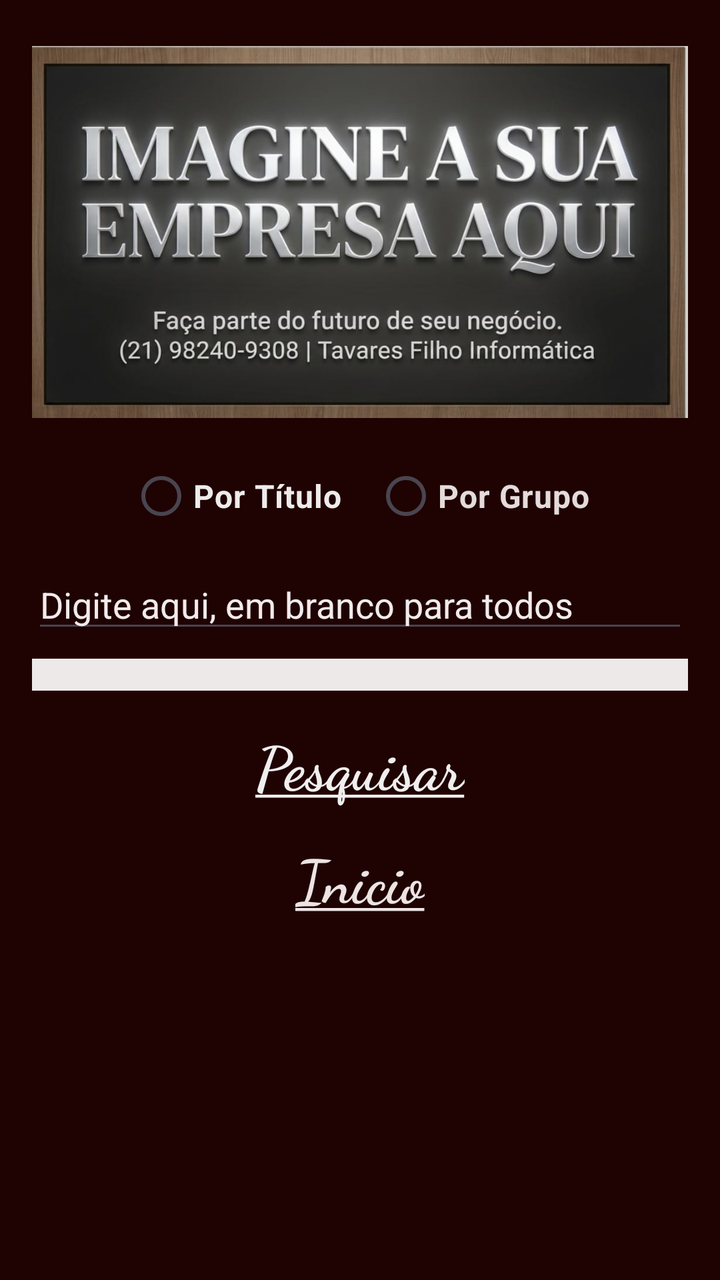
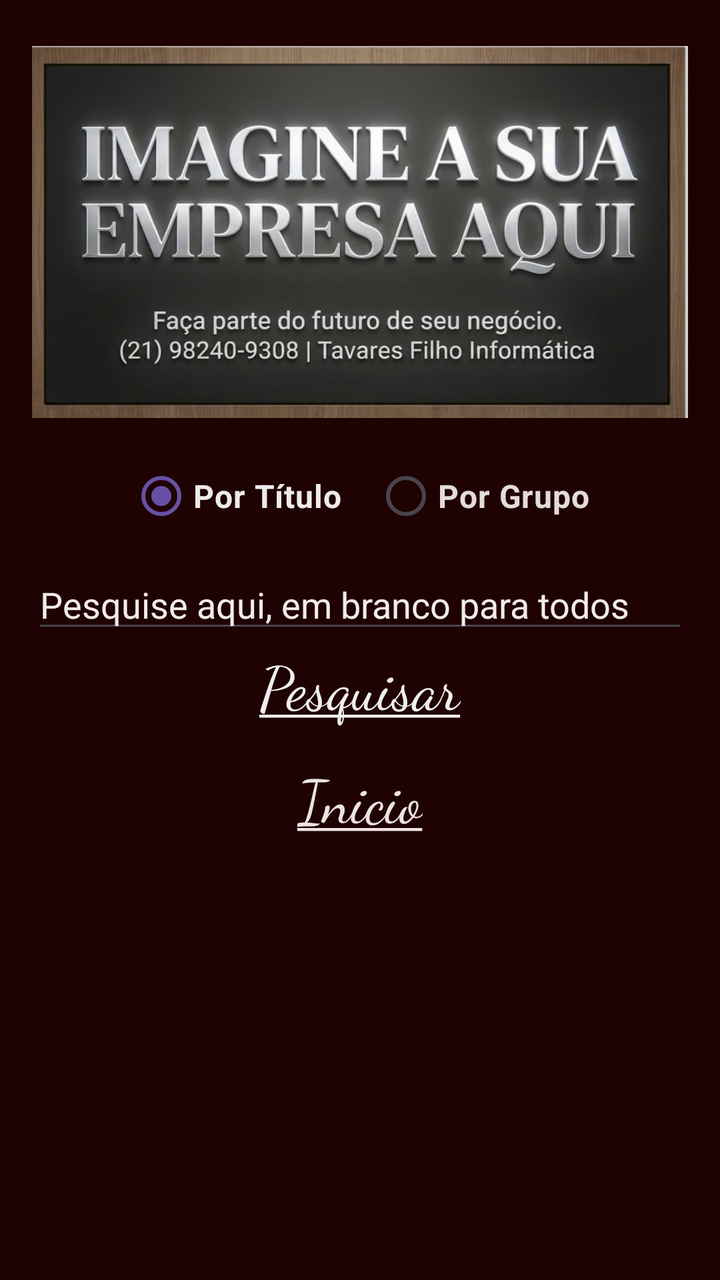

Before-and-after screenshots of an Android layout around one commit, followed by the original layout XML and the change that was made.
<!-- AndroidManifest.xml: application theme Theme.Nuvem -->
<!-- res/layout/activity_tela_pesquisa.xml -->
<?xml version="1.0" encoding="utf-8"?>
<LinearLayout xmlns:android="http://schemas.android.com/apk/res/android"
    xmlns:app="http://schemas.android.com/apk/res-auto"
    xmlns:tools="http://schemas.android.com/tools"
    android:id="@+id/main"
    android:layout_width="match_parent"
    android:layout_height="match_parent"
    android:background="#180202"
    android:backgroundTint="#1F0202"
    android:orientation="vertical"
    android:padding="16dp"
    tools:context=".telaPesquisa">

    <ImageView
        android:id="@+id/imageView2"
        android:layout_width="match_parent"
        android:layout_height="200dp"
        app:srcCompat="@drawable/mensagem" />

    
    <RadioGroup
        android:id="@+id/radioOpcoes"
        android:layout_width="wrap_content"
        android:layout_height="wrap_content"
        android:layout_gravity="center_horizontal"
        android:layout_marginTop="8dp"
        android:layout_marginBottom="8dp"
        android:orientation="horizontal">

        <RadioButton
            android:id="@+id/tituloOpcao"
            android:layout_width="wrap_content"
            android:layout_height="wrap_content"
            android:text="Por Título"
            android:textColor="#EFEBEB"
            android:textSize="16sp"
            android:textStyle="bold" />

        <RadioButton
            android:id="@+id/grupoOpcao"
            android:layout_width="wrap_content"
            android:layout_height="wrap_content"
            android:layout_marginStart="16dp"
            android:text="Por Grupo"
            android:textColor="#E4DBDB"
            android:textSize="16sp"
            android:textStyle="bold" />
    </RadioGroup>

    <EditText
        android:id="@+id/pesqEdit"
        android:layout_width="match_parent"
        android:layout_height="wrap_content"
        android:ems="10"
        android:hint="Digite aqui, em branco para todos"
        android:inputType="text"
        android:textColor="#EFEAEA"
        android:textColorHint="#F2EBEB" />

    
    <Spinner
        android:id="@+id/spinnerGrupos"
        android:layout_width="match_parent"
        android:layout_height="wrap_content"
        android:layout_marginTop="8dp"
        android:layout_marginBottom="16dp"
        android:background="#E7E0E0"
        android:backgroundTint="#EDE9E9"
        android:padding="8dp" />

    <TextView
        android:id="@+id/btnPesquisar"
        android:layout_width="wrap_content"
        android:layout_height="wrap_content"
        android:backgroundTint="#0AA810"
        android:layout_gravity="center"
        android:onClick="pesquisar"
        android:text="@string/pesquisar"
        android:textColor="#F0EEEE"
        android:fontFamily="cursive"
        android:textSize="30sp"
        android:textStyle="bold" />

    <TextView
        android:id="@+id/btnInicio"
        android:layout_width="wrap_content"
        android:layout_height="wrap_content"
        android:layout_marginTop="15dp"
        android:layout_gravity="center"
        android:backgroundTint="#4D4949"
        android:onClick="telaInicial"
        android:text="@string/inicio"
        android:textColor="#EDE3E3"
        android:fontFamily="cursive"
        android:textSize="30sp"
        android:textStyle="bold" />

</LinearLayout>
<!-- resources referenced by this layout -->
<resources>
  <!-- drawable mensagem: jpeg bitmap (drawable, 63063 bytes) -->
  <string name="inicio"><u>Inicio</u></string>
  <string name="pesquisar"><u>Pesquisar</u></string>
  <style name="Theme.Nuvem" parent="Base.Theme.Nuvem" />
  <style name="Base.Theme.Nuvem" parent="Theme.Material3.DayNight.NoActionBar">
          
          
      </style>
</resources>

<!-- the commit's change to res/layout/activity_tela_pesquisa.xml (unified diff, before → after) -->
@@ -31,6 +31,7 @@
             android:id="@+id/tituloOpcao"
             android:layout_width="wrap_content"
             android:layout_height="wrap_content"
+            android:checked="true"
             android:text="Por Título"
             android:textColor="#EFEBEB"
             android:textSize="16sp"
@@ -52,9 +53,10 @@
         android:layout_width="match_parent"
         android:layout_height="wrap_content"
         android:ems="10"
-        android:hint="Digite aqui, em branco para todos"
+        android:hint="Pesquise aqui, em branco para todos"
         android:inputType="text"
         android:textColor="#EFEAEA"
+        android:visibility="visible"
         android:textColorHint="#F2EBEB" />
 
     
@@ -62,6 +64,7 @@
         android:id="@+id/spinnerGrupos"
         android:layout_width="match_parent"
         android:layout_height="wrap_content"
+        android:visibility="gone"
         android:layout_marginTop="8dp"
         android:layout_marginBottom="16dp"
         android:background="#E7E0E0"
@@ -78,8 +81,8 @@
         android:text="@string/pesquisar"
         android:textColor="#F0EEEE"
         android:fontFamily="cursive"
-        android:textSize="30sp"
-        android:textStyle="bold" />
+        android:textSize="30sp"/>
+
 
     <TextView
         android:id="@+id/btnInicio"
@@ -92,7 +95,7 @@
         android:text="@string/inicio"
         android:textColor="#EDE3E3"
         android:fontFamily="cursive"
-        android:textSize="30sp"
-        android:textStyle="bold" />
+        android:textSize="30sp"/>
+
 
 </LinearLayout>
